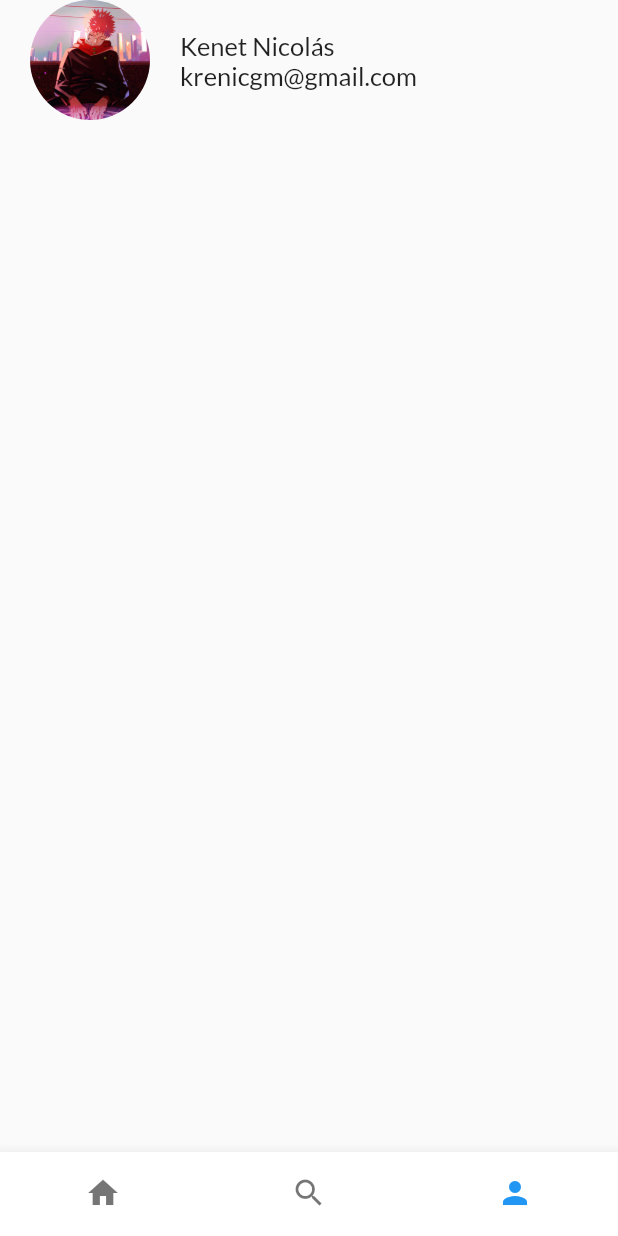
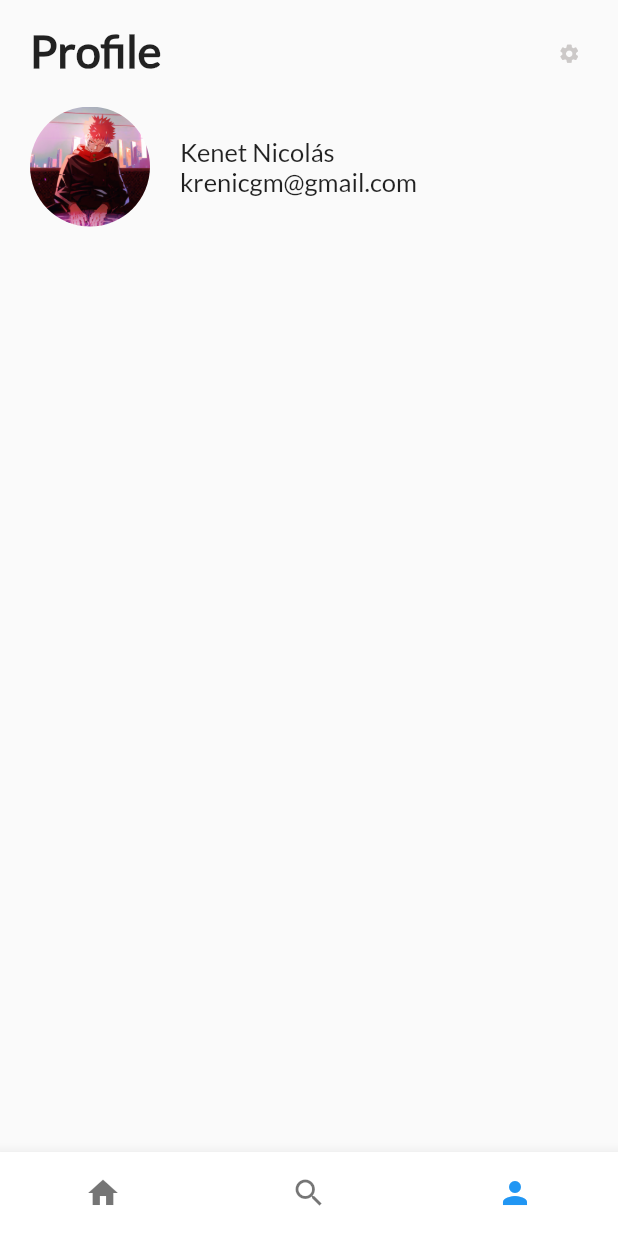
Before and after one commit to kennethnico/platzi_trips, a Flutter app: the screen it shows after launch, item 3 of the bottom bar chosen, on a phone screen of 412 x 824 dp. Run offline on Flutter 3.47's test engine with Material 2 defaults, Android fonts, the phone set to English and light mode, and no system bars.

```diff
--- a/lib/profile_card_image.dart
+++ b/lib/profile_card_image.dart
@@ -12,23 +12,26 @@ class ProfileCardImage extends StatelessWidget {
   Widget build(BuildContext context) {
     final titleProfile = Container(
       margin: const EdgeInsets.only(
-        left: 20.0,
+          top: 15.0,
+          left: 20.0,
+          bottom: 20.0
       ),
       child: Text(
         title,
         style: const TextStyle(
-            fontFamily: "Lato",
-            fontSize: 18.0
+          fontFamily: "Lato",
+          fontSize: 30.0,
+          fontWeight: FontWeight.w900,
         ),
       ),
     );
     final engine = Container(
       margin: const EdgeInsets.only(
-          right: 5.0
+          right: 25.0
       ),
       child: const Icon(
         Icons.settings,
-        color: Color(0xFFf2c611),
+        color: Color(0xFFCCC9C8),
         size: 15.0,
       ),
     );
@@ -70,6 +73,14 @@ class ProfileCardImage extends StatelessWidget {
         ),
       ),
     );
+    final cabecera = Row(
+      //crossAxisAlignment: CrossAxisAlignment.baseline,
+      mainAxisAlignment: MainAxisAlignment.spaceBetween,
+      children: <Widget>[
+        titleProfile,
+        engine
+      ],
+    );
     final userDetails = Column(
       crossAxisAlignment: CrossAxisAlignment.start,
       children: <Widget>[
@@ -77,11 +88,18 @@ class ProfileCardImage extends StatelessWidget {
         userEmail
       ],
     );
-    return Row(
+    final cardProfile = Row(
       children: <Widget>[
         photoProfile,
         userDetails
       ],
     );
+    return Column(
+      crossAxisAlignment: CrossAxisAlignment.start,
+      children: <Widget>[
+        cabecera,
+        cardProfile
+      ],
+    );
   }
 }
```
